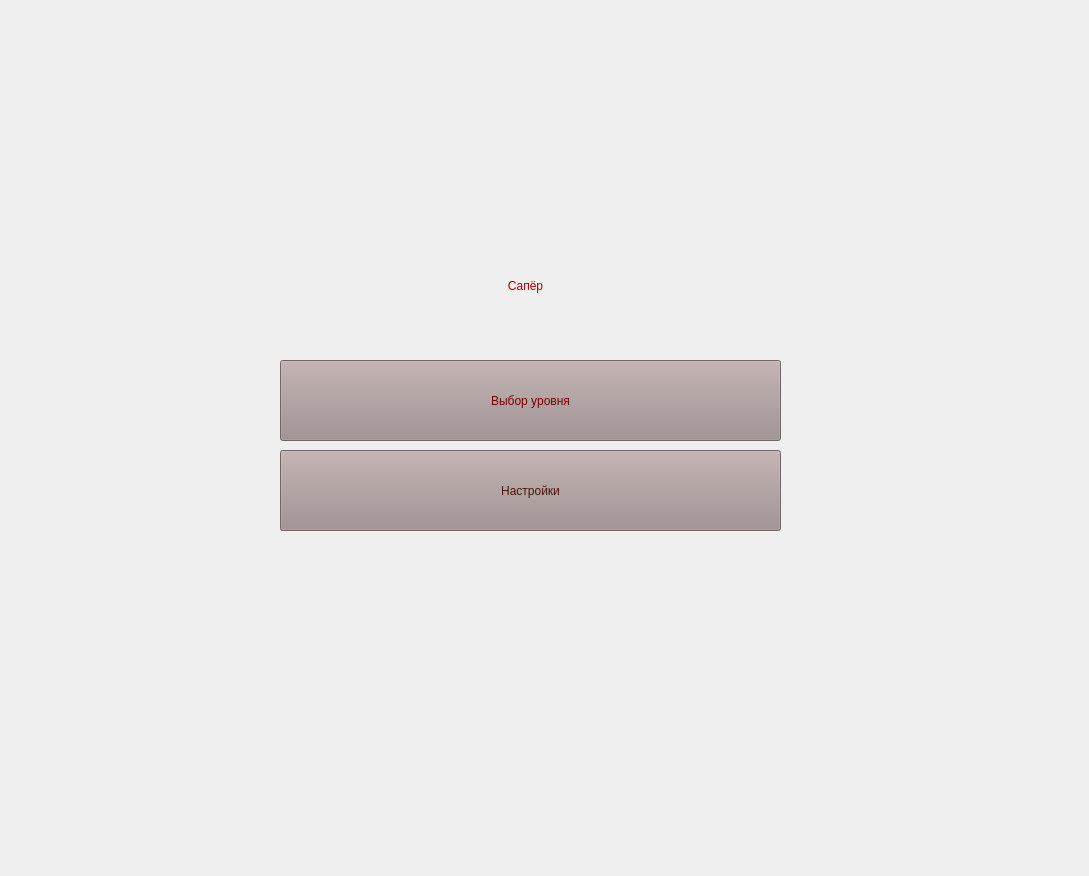
Old version of the form QT_files/untitled_menu.ui in the repository Anechka456/GameSaper.
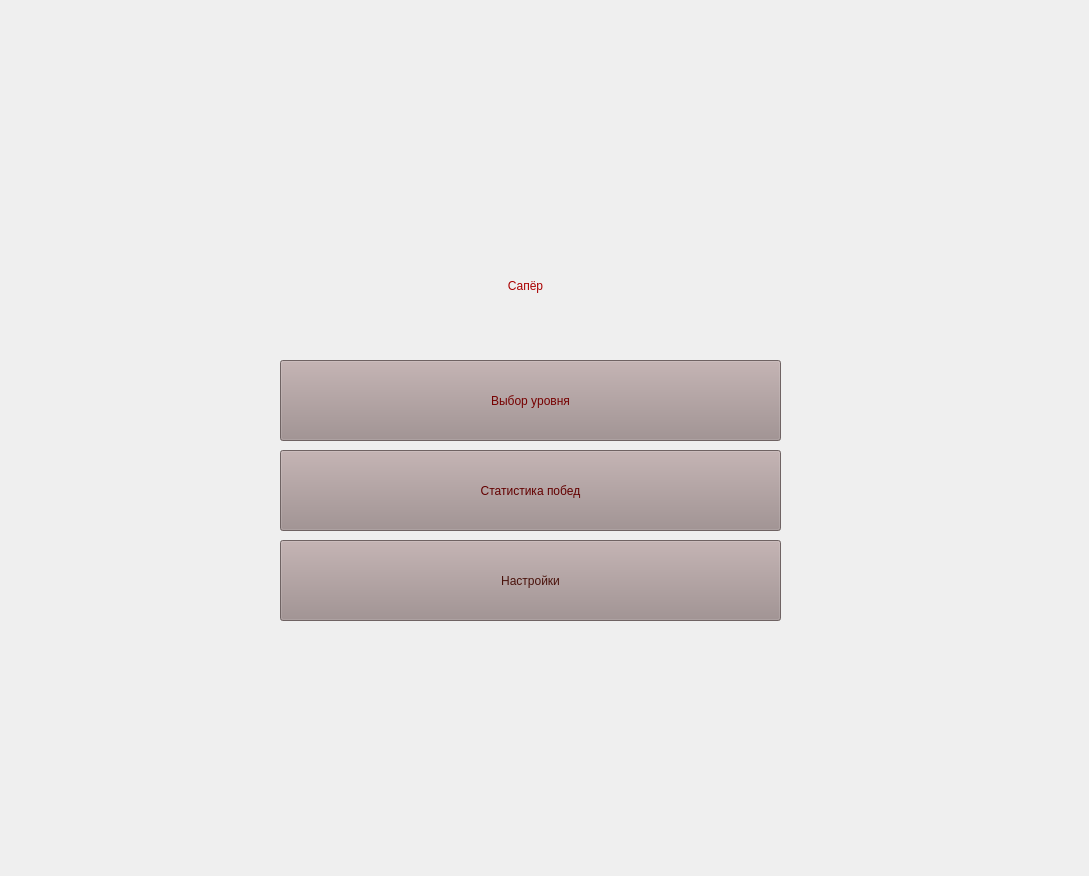
New version of the form.

What changed in the file:
```diff
--- a/QT_files/untitled_menu.ui
+++ b/QT_files/untitled_menu.ui
@@ -37,7 +37,7 @@
    <property name="geometry">
     <rect>
      <x>280</x>
-     <y>450</y>
+     <y>540</y>
      <width>501</width>
      <height>81</height>
     </rect>
@@ -71,6 +71,26 @@
     <string>Выбор уровня</string>
    </property>
   </widget>
+  <widget class="QPushButton" name="data">
+   <property name="geometry">
+    <rect>
+     <x>280</x>
+     <y>450</y>
+     <width>501</width>
+     <height>81</height>
+    </rect>
+   </property>
+   <property name="styleSheet">
+    <string notr="true">color: rgb(99, 0, 0);
+background-color: rgb(156, 138, 138);
+font: 20pt &quot;MS UI Gothic&quot;;
+  
+</string>
+   </property>
+   <property name="text">
+    <string>Статистика побед</string>
+   </property>
+  </widget>
  </widget>
  <resources/>
  <connections/>
```
